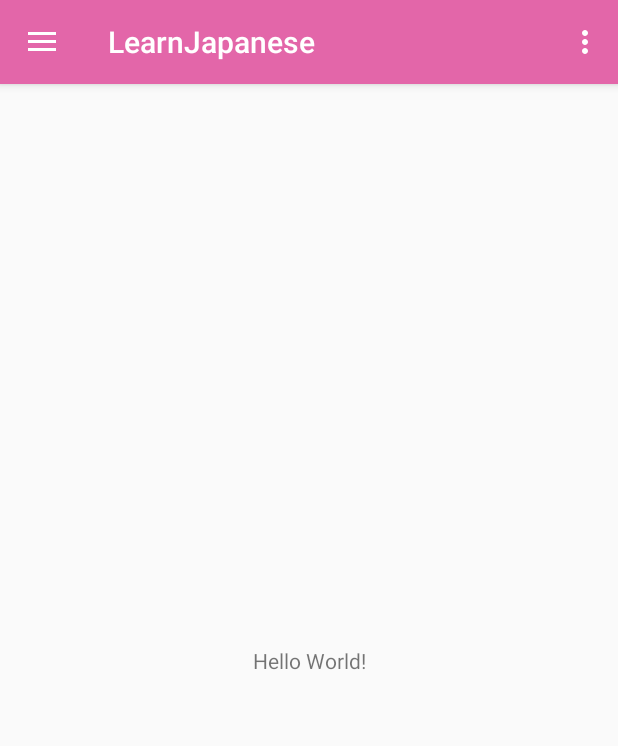
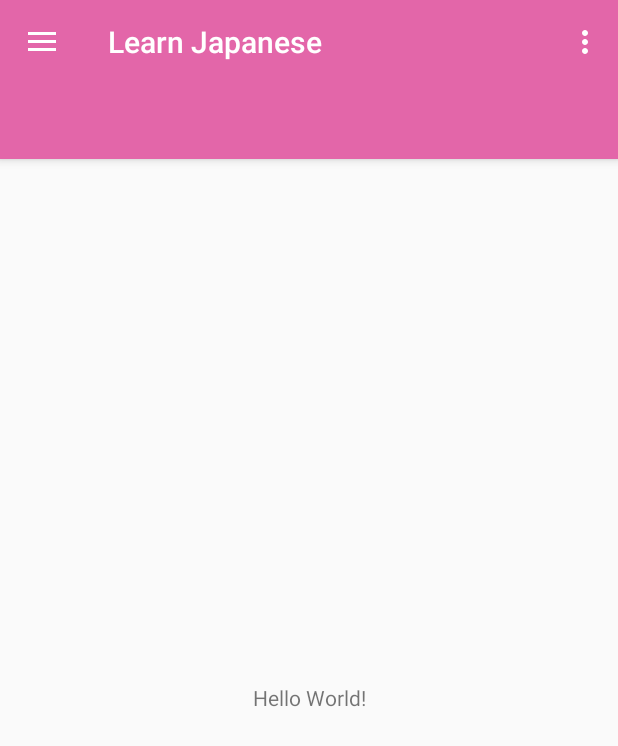
Before and after one commit to phoenixthewhite/LearnJapanese, an Android app: the screen it shows after launch (MainActivity), on a phone screen of 412 x 824 dp. Shown: the top 746 px of the screen. Run offline under Robolectric (Android 15) with nearby library versions, the phone set to English and light mode, and no system bars.

Commit message:
Nothing large

```diff
--- a/app/build.gradle
+++ b/app/build.gradle
@@ -19,11 +19,12 @@ android {
 }
 
 dependencies {
-    implementation fileTree(dir: 'libs', include: ['*.jar'])
+    implementation fileTree(include: ['*.jar'], dir: 'libs')
     implementation 'com.android.support:appcompat-v7:26.1.0'
     implementation 'com.android.support:design:26.1.0'
     implementation 'com.android.support.constraint:constraint-layout:1.0.2'
     testImplementation 'junit:junit:4.12'
     androidTestImplementation 'com.android.support.test:runner:1.0.1'
     androidTestImplementation 'com.android.support.test.espresso:espresso-core:3.0.1'
+    implementation 'com.android.support:cardview-v7:27.0.0'
 }
--- a/app/src/main/res/layout/app_bar_main.xml
+++ b/app/src/main/res/layout/app_bar_main.xml
@@ -17,6 +17,11 @@
             android:layout_height="?attr/actionBarSize"
             android:background="#e366a9"
             app:popupTheme="@style/AppTheme.PopupOverlay" />
+        <RelativeLayout
+            android:layout_width="match_parent"
+            android:layout_height="50dp"
+            android:background="#e366a9">
+        </RelativeLayout>
     </android.support.design.widget.AppBarLayout>
 
     <include layout="@layout/content_main" />
--- a/app/src/main/res/values/strings.xml
+++ b/app/src/main/res/values/strings.xml
@@ -1,5 +1,5 @@
 <resources>
-    <string name="app_name">LearnJapanese</string>
+    <string name="app_name">Learn Japanese</string>
 
     <string name="navigation_drawer_open">Open navigation drawer</string>
     <string name="navigation_drawer_close">Close navigation drawer</string>
```
